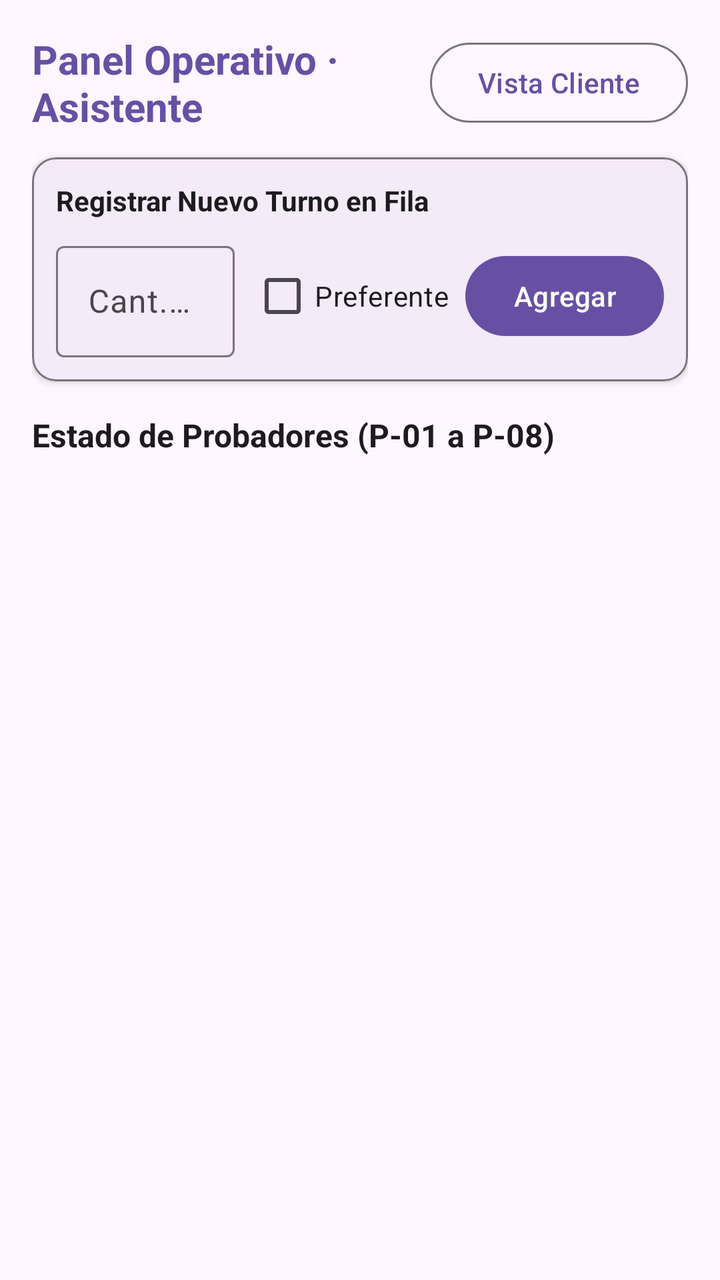
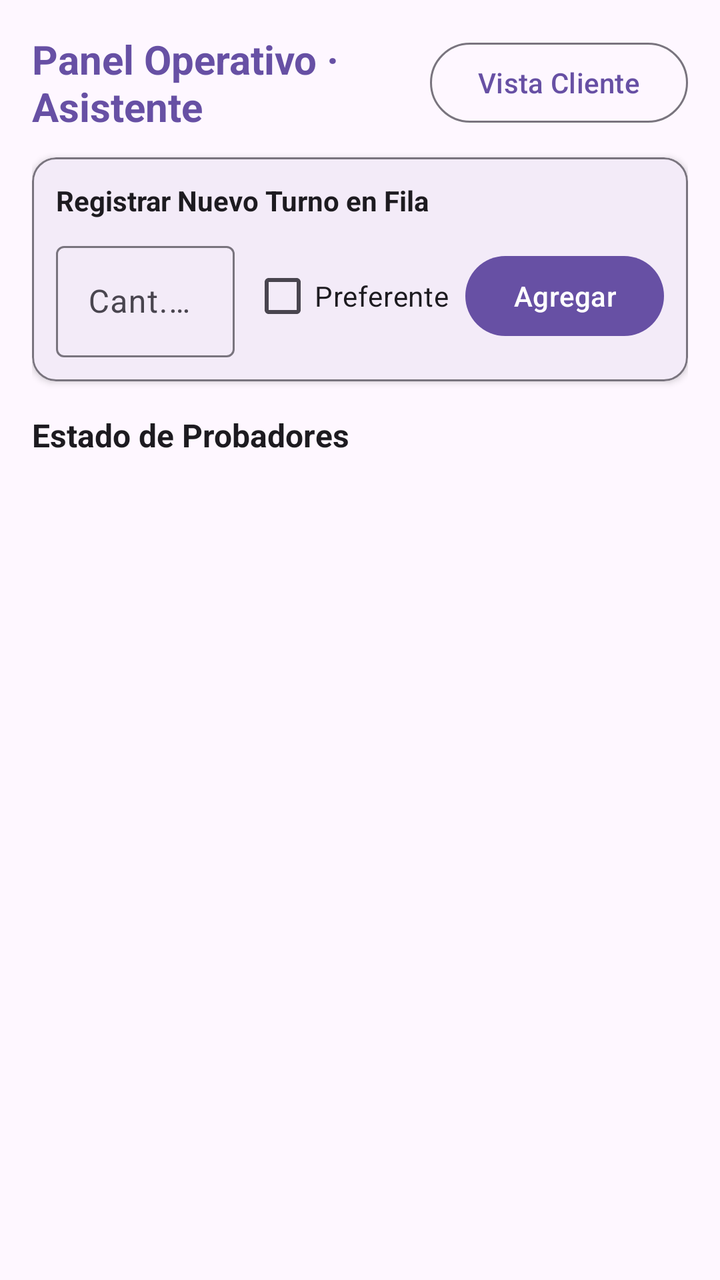

Compare the two renders of this Android layout. The source of the first and the diff that turns it into the second are given below.
<!-- AndroidManifest.xml: application theme Theme.RinconSurProbadores -->
<!-- res/layout/fragment_second.xml -->
<?xml version="1.0" encoding="utf-8"?>
<LinearLayout xmlns:android="http://schemas.android.com/apk/res/android"
    xmlns:app="http://schemas.android.com/apk/res-auto"
    android:layout_width="match_parent"
    android:layout_height="match_parent"
    android:orientation="vertical"
    android:padding="16dp"
    android:background="?attr/colorSurface">

    
    <LinearLayout
        android:layout_width="match_parent"
        android:layout_height="wrap_content"
        android:orientation="horizontal"
        android:gravity="center_vertical"
        android:layout_marginBottom="12dp">

        <TextView
            android:layout_width="0dp"
            android:layout_height="wrap_content"
            android:layout_weight="1"
            android:text="Panel Operativo · Asistente"
            android:textSize="20sp"
            android:textStyle="bold"
            android:textColor="?attr/colorPrimary" />

        <Button
            android:id="@+id/btnVolverCliente"
            style="@style/Widget.Material3.Button.OutlinedButton"
            android:layout_width="wrap_content"
            android:layout_height="wrap_content"
            android:text="Vista Cliente" />
    </LinearLayout>

    
    <com.google.android.material.card.MaterialCardView
        android:layout_width="match_parent"
        android:layout_height="wrap_content"
        android:layout_marginBottom="16dp"
        app:cardCornerRadius="12dp"
        app:cardElevation="2dp"
        app:strokeWidth="1dp"
        app:strokeColor="?attr/colorOutline">

        <LinearLayout
            android:layout_width="match_parent"
            android:layout_height="wrap_content"
            android:orientation="vertical"
            android:padding="12dp">

            <TextView
                android:layout_width="wrap_content"
                android:layout_height="wrap_content"
                android:text="Registrar Nuevo Turno en Fila"
                android:textStyle="bold"
                android:textSize="14sp"
                android:textColor="?attr/colorOnSurface" />

            <LinearLayout
                android:layout_width="match_parent"
                android:layout_height="wrap_content"
                android:orientation="horizontal"
                android:gravity="center_vertical"
                android:layout_marginTop="8dp">

                <com.google.android.material.textfield.TextInputLayout
                    android:layout_width="0dp"
                    android:layout_height="wrap_content"
                    android:layout_weight="1"
                    android:hint="Cant. prendas (máx 6)"
                    style="@style/Widget.Material3.TextInputLayout.OutlinedBox">

                    <com.google.android.material.textfield.TextInputEditText
                        android:id="@+id/etPrendas"
                        android:layout_width="match_parent"
                        android:layout_height="wrap_content"
                        android:inputType="number" />
                </com.google.android.material.textfield.TextInputLayout>

                <com.google.android.material.checkbox.MaterialCheckBox
                    android:id="@+id/cbPreferente"
                    android:layout_width="wrap_content"
                    android:layout_height="wrap_content"
                    android:layout_marginStart="8dp"
                    android:text="Preferente" />

                <Button
                    android:id="@+id/btnAgregarFila"
                    android:layout_width="wrap_content"
                    android:layout_height="wrap_content"
                    android:layout_marginStart="8dp"
                    android:text="Agregar" />
            </LinearLayout>
        </LinearLayout>
    </com.google.android.material.card.MaterialCardView>

    
    <TextView
        android:layout_width="wrap_content"
        android:layout_height="wrap_content"
        android:text="Estado de Probadores (P-01 a P-08)"
        android:textSize="16sp"
        android:textStyle="bold"
        android:textColor="?attr/colorOnSurface"
        android:layout_marginBottom="8dp" />

    
    <androidx.recyclerview.widget.RecyclerView
        android:id="@+id/rvProbadores"
        android:layout_width="match_parent"
        android:layout_height="0dp"
        android:layout_weight="1" />

</LinearLayout>
<!-- resources referenced by this layout -->
<resources>
  <style name="Theme.RinconSurProbadores" parent="Base.Theme.RinconSurProbadores" />
  <style name="Base.Theme.RinconSurProbadores" parent="Theme.Material3.DayNight.NoActionBar">
          
          
      </style>
</resources>

<!-- the commit's change to res/layout/fragment_second.xml (unified diff, before → after) -->
@@ -98,7 +98,7 @@
     <TextView
         android:layout_width="wrap_content"
         android:layout_height="wrap_content"
-        android:text="Estado de Probadores (P-01 a P-08)"
+        android:text="Estado de Probadores"
         android:textSize="16sp"
         android:textStyle="bold"
         android:textColor="?attr/colorOnSurface"
